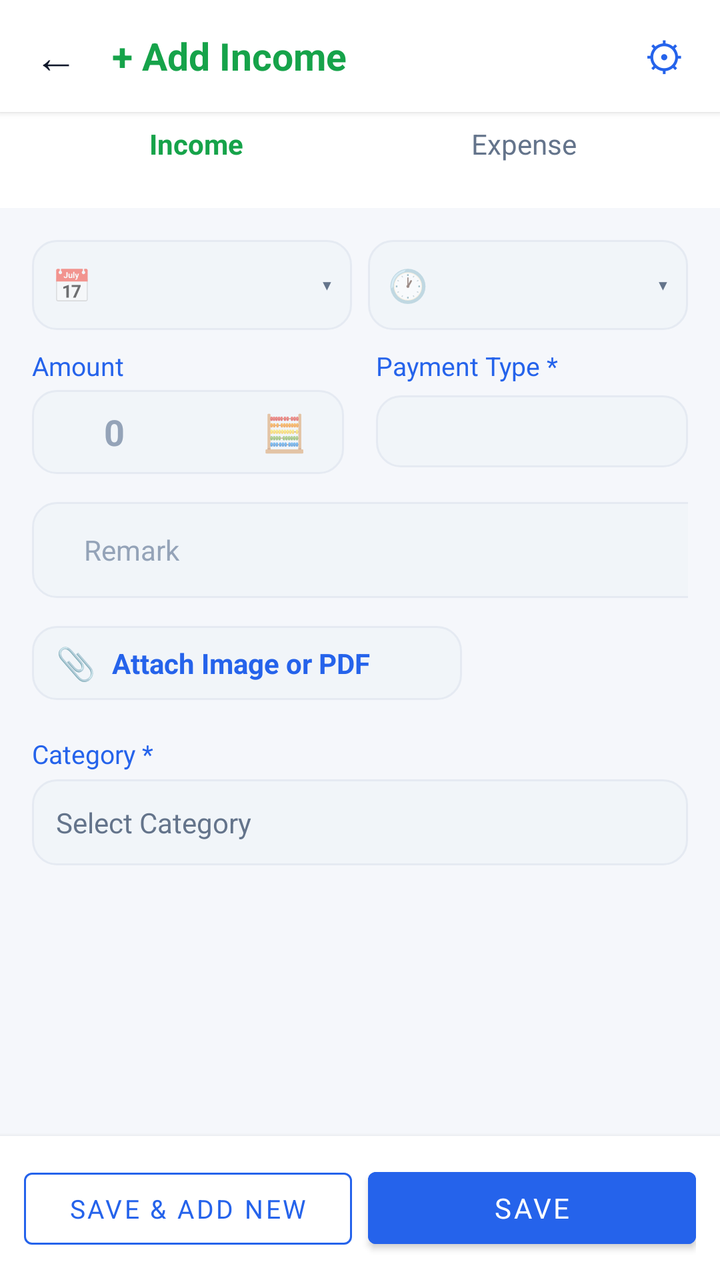
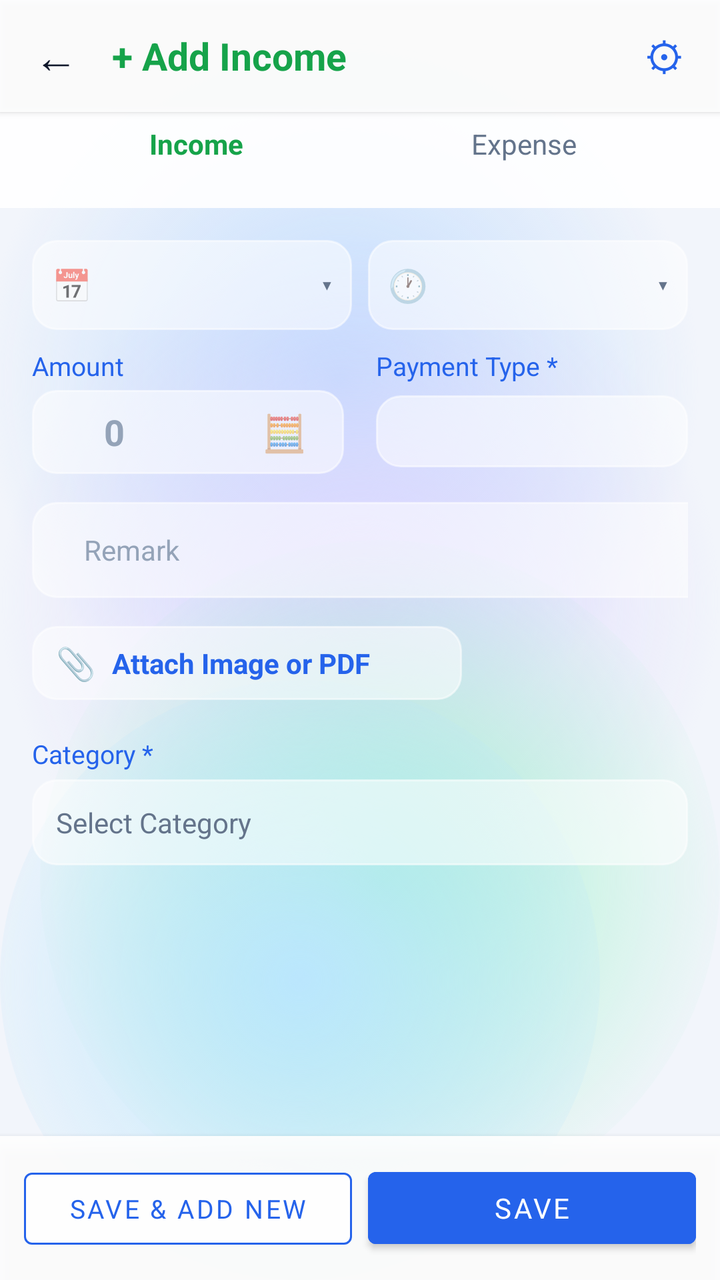

Before-and-after screenshots of an Android layout around one commit, followed by the original layout XML and the change that was made.
<!-- AndroidManifest.xml: application theme Theme.ExpenseOS -->
<!-- res/layout/activity_transaction_entry.xml -->
<?xml version="1.0" encoding="utf-8"?>
<LinearLayout xmlns:android="http://schemas.android.com/apk/res/android"
    xmlns:app="http://schemas.android.com/apk/res-auto"
    android:layout_width="match_parent"
    android:layout_height="match_parent"
    android:background="@color/background"
    android:orientation="vertical">

    
    <LinearLayout
        android:layout_width="match_parent"
        android:layout_height="56dp"
        android:background="@color/surface"
        android:elevation="2dp"
        android:gravity="center_vertical"
        android:orientation="horizontal"
        android:paddingHorizontal="4dp">

        <TextView
            android:id="@+id/btnBack"
            android:layout_width="48dp"
            android:layout_height="48dp"
            android:background="?attr/selectableItemBackgroundBorderless"
            android:gravity="center"
            android:text="←"
            android:textColor="@color/text_primary"
            android:textSize="22sp" />

        <TextView
            android:id="@+id/tvTitle"
            android:layout_width="0dp"
            android:layout_height="wrap_content"
            android:layout_weight="1"
            android:paddingStart="4dp"
            android:text="+ Add Income"
            android:textColor="@color/green"
            android:textSize="19sp"
            android:textStyle="bold" />

        <TextView
            android:id="@+id/btnFieldSettings"
            android:layout_width="48dp"
            android:layout_height="48dp"
            android:background="?attr/selectableItemBackgroundBorderless"
            android:gravity="center"
            android:text="⚙"
            android:textColor="@color/primary"
            android:textSize="20sp" />
    </LinearLayout>

    
    <LinearLayout
        android:layout_width="match_parent"
        android:layout_height="48dp"
        android:background="@color/surface"
        android:orientation="horizontal"
        android:paddingHorizontal="16dp"
        android:paddingBottom="8dp">

        <TextView
            android:id="@+id/tabIncome"
            android:layout_width="0dp"
            android:layout_height="32dp"
            android:layout_weight="1"
            android:background="?attr/selectableItemBackground"
            android:gravity="center"
            android:text="Income"
            android:textColor="@color/green"
            android:textStyle="bold" />

        <TextView
            android:id="@+id/tabExpense"
            android:layout_width="0dp"
            android:layout_height="30dp"
            android:layout_weight="1"
            android:background="?attr/selectableItemBackground"
            android:gravity="center"
            android:text="Expense"
            android:textColor="@color/text_secondary" />
    </LinearLayout>

    <ScrollView
        android:layout_width="match_parent"
        android:layout_height="0dp"
        android:layout_weight="1">

        <LinearLayout
            android:layout_width="match_parent"
            android:layout_height="wrap_content"
            android:orientation="vertical"
            android:padding="16dp">

            
            <LinearLayout
                android:layout_width="match_parent"
                android:layout_height="wrap_content"
                android:orientation="horizontal">

                <LinearLayout
                    android:id="@+id/boxDate"
                    android:layout_width="0dp"
                    android:layout_height="45dp"
                    android:layout_marginEnd="8dp"
                    android:layout_weight="1"
                    android:background="@drawable/bg_input_box"
                    android:clickable="true"
                    android:focusable="true"
                    android:gravity="center_vertical"
                    android:orientation="horizontal"
                    android:paddingHorizontal="10dp">

                    <TextView
                        android:layout_width="wrap_content"
                        android:layout_height="wrap_content"
                        android:layout_marginEnd="6dp"
                        android:text="📅"
                        android:textSize="16sp" />

                    <TextView
                        android:id="@+id/tvDate"
                        android:layout_width="0dp"
                        android:layout_height="wrap_content"
                        android:layout_weight="1"
                        android:textColor="@color/text_primary"
                        android:textSize="14sp" />

                    <TextView
                        android:layout_width="wrap_content"
                        android:layout_height="wrap_content"
                        android:text="▾"
                        android:textColor="@color/text_secondary" />
                </LinearLayout>

                <LinearLayout
                    android:id="@+id/boxTime"
                    android:layout_width="0dp"
                    android:layout_height="match_parent"
                    android:layout_weight="1"
                    android:background="@drawable/bg_input_box"
                    android:clickable="true"
                    android:focusable="true"
                    android:gravity="center_vertical"
                    android:orientation="horizontal"
                    android:paddingHorizontal="10dp">

                    <TextView
                        android:layout_width="wrap_content"
                        android:layout_height="wrap_content"
                        android:layout_marginEnd="6dp"
                        android:text="🕐"
                        android:textSize="16sp" />

                    <TextView
                        android:id="@+id/tvTime"
                        android:layout_width="0dp"
                        android:layout_height="wrap_content"
                        android:layout_weight="1"
                        android:textColor="@color/text_primary"
                        android:textSize="14sp" />

                    <TextView
                        android:layout_width="wrap_content"
                        android:layout_height="wrap_content"
                        android:text="▾"
                        android:textColor="@color/text_secondary" />
                </LinearLayout>
            </LinearLayout>

            

            <LinearLayout
                android:layout_width="match_parent"
                android:layout_height="wrap_content"
                android:layout_marginTop="9dp"
                android:orientation="horizontal">

                
                <LinearLayout
                    android:layout_width="0dp"
                    android:layout_height="wrap_content"
                    android:layout_weight="1"
                    android:layout_marginEnd="8dp"
                    android:orientation="vertical">

                    <TextView
                        android:layout_width="53dp"
                        android:layout_height="15dp"
                        android:text="Amount *"
                        android:textColor="@color/primary"
                        android:textSize="13sp" />

                    <LinearLayout
                        android:id="@+id/boxAmount"
                        android:layout_width="match_parent"
                        android:layout_height="42dp"
                        android:layout_marginTop="6dp"
                        android:background="@drawable/bg_input_box"
                        android:gravity="center_vertical"
                        android:orientation="horizontal"
                        android:paddingHorizontal="12dp">

                        <EditText
                            android:id="@+id/etAmount"
                            android:layout_width="0dp"
                            android:layout_height="wrap_content"
                            android:layout_marginStart="10dp"
                            android:layout_weight="1"
                            android:background="@null"
                            android:hint="0"
                            android:inputType="numberDecimal"
                            android:textColor="@color/green"
                            android:textSize="18sp"
                            android:textStyle="bold" />

                        <TextView
                            android:id="@+id/btnCalc"
                            android:layout_width="36dp"
                            android:layout_height="36dp"
                            android:background="?attr/selectableItemBackgroundBorderless"
                            android:gravity="center"
                            android:text="🧮"
                            android:textSize="18sp" />
                    </LinearLayout>
                </LinearLayout>

                
                <LinearLayout
                    android:layout_width="0dp"
                    android:layout_height="wrap_content"
                    android:layout_weight="1"
                    android:layout_marginStart="8dp"
                    android:orientation="vertical">

                    <TextView
                        android:layout_width="wrap_content"
                        android:layout_height="wrap_content"
                        android:text="Payment Type *"
                        android:textColor="@color/primary"
                        android:textSize="13sp" />

                    <Spinner
                        android:id="@+id/spPaymentType"
                        android:layout_width="match_parent"
                        android:layout_height="36dp"
                        android:layout_marginTop="6dp"
                        android:background="@drawable/bg_input_box"
                        android:paddingHorizontal="10dp" />
                </LinearLayout>

            </LinearLayout>

            <LinearLayout
                android:layout_width="380dp"
                android:layout_height="48dp"
                android:layout_marginTop="14dp"
                android:background="@drawable/bg_input_box"
                android:gravity="center_vertical"
                android:orientation="horizontal"
                android:paddingHorizontal="12dp">

                <EditText
                    android:id="@+id/etNote"
                    android:layout_width="0dp"
                    android:layout_height="24dp"
                    android:layout_weight="1"
                    android:background="@null"
                    android:hint="Remark"
                    android:minHeight="48dp"
                    android:textColor="@color/text_primary"
                    android:textSize="14sp" />

                <TextView
                    android:id="@+id/btnMic"
                    android:layout_width="40dp"
                    android:layout_height="40dp"
                    android:background="?attr/selectableItemBackgroundBorderless"
                    android:gravity="center"
                    android:text="🎤"
                    android:textSize="16sp" />
            </LinearLayout>

            
            <TextView
                android:id="@+id/tvKwSuggestion"
                android:layout_width="wrap_content"
                android:layout_height="wrap_content"
                android:layout_marginTop="8dp"
                android:background="@drawable/bg_chip_suggestion"
                android:clickable="true"
                android:focusable="true"
                android:paddingHorizontal="12dp"
                android:paddingVertical="6dp"
                android:textColor="@color/green"
                android:textSize="12sp"
                android:visibility="gone" />


            

            
            <LinearLayout
                android:id="@+id/btnAttach"
                android:layout_width="215dp"
                android:layout_height="37dp"
                android:layout_marginTop="14dp"
                android:background="@drawable/bg_input_box"
                android:clickable="true"
                android:focusable="true"
                android:gravity="center_vertical"
                android:orientation="horizontal"
                android:paddingHorizontal="12dp">

                <TextView
                    android:layout_width="wrap_content"
                    android:layout_height="wrap_content"
                    android:layout_marginEnd="8dp"
                    android:text="📎"
                    android:textSize="16sp" />

                <TextView
                    android:layout_width="wrap_content"
                    android:layout_height="wrap_content"
                    android:text="Attach Image or PDF"
                    android:textColor="@color/primary"
                    android:textStyle="bold" />
            </LinearLayout>

            <LinearLayout
                android:id="@+id/attachmentList"
                android:layout_width="match_parent"
                android:layout_height="wrap_content"
                android:orientation="vertical" />

            
            
            <TextView
                android:layout_width="wrap_content"
                android:layout_height="wrap_content"
                android:layout_marginTop="18dp"
                android:text="Category *"
                android:textColor="@color/primary"
                android:textSize="13sp" />

            <TextView
                android:id="@+id/tvCategoryField"
                android:layout_width="match_parent"
                android:layout_height="43dp"
                android:layout_marginTop="4dp"
                android:background="@drawable/bg_input_box"
                android:clickable="true"
                android:focusable="true"
                android:gravity="center_vertical"
                android:paddingHorizontal="12dp"
                android:text="Select Category"
                android:textColor="@color/text_muted"
                android:textSize="14sp" />
            
            <LinearLayout
                android:id="@+id/customFieldsContainer"
                android:layout_width="match_parent"
                android:layout_height="wrap_content"
                android:layout_marginBottom="14dp"
                android:orientation="vertical" />

        </LinearLayout>
    </ScrollView>

    
    <LinearLayout
        android:layout_width="match_parent"
        android:layout_height="wrap_content"
        android:background="@color/surface"
        android:elevation="4dp"
        android:orientation="horizontal"
        android:padding="12dp">

        
        <com.google.android.material.button.MaterialButton
            android:id="@+id/btnSaveAddNew"
            style="@style/Widget.MaterialComponents.Button.OutlinedButton"
            android:layout_width="0dp"
            android:layout_height="48dp"
            android:layout_marginEnd="8dp"
            android:layout_weight="1"
            android:text="SAVE &amp; ADD NEW"
            android:textColor="@color/primary"
            android:textSize="13sp"
            app:backgroundTint="@color/surface"
            app:strokeColor="@color/primary"
            app:strokeWidth="1dp" />

        <Button
            android:id="@+id/btnSave"
            android:layout_width="0dp"
            android:layout_height="48dp"
            android:layout_weight="1"
            android:backgroundTint="@color/primary"
            android:text="SAVE"
            android:textColor="@color/white" />
    </LinearLayout>

</LinearLayout>
<!-- resources referenced by this layout -->
<resources>
  <color name="background">#F5F7FB</color>
  <color name="surface">#FFFFFF</color>
  <style name="Theme.ExpenseOS" parent="Theme.MaterialComponents.DayNight.NoActionBar">
          <item name="colorPrimary">@color/primary</item>
          <item name="colorPrimaryVariant">@color/primary_dark</item>
          <item name="colorPrimaryDark">@color/primary_dark</item>
          <item name="colorOnPrimary">@color/on_primary</item>
          <item name="colorSecondary">@color/secondary</item>
          <item name="colorSecondaryVariant">@color/secondary_dark</item>
          <item name="colorOnSecondary">@color/on_primary</item>
          <item name="colorAccent">@color/primary</item>
          <item name="colorSurface">@color/surface</item>
          <item name="colorOnSurface">@color/text</item>
          <item name="colorOnBackground">@color/text</item>
          <item name="colorError">@color/danger</item>
          <item name="android:colorBackground">@color/bg</item>
          <item name="android:windowBackground">@color/bg</item>
  
          <item name="android:textColorPrimary">@color/text</item>
          <item name="android:textColorSecondary">@color/text_muted</item>
          <item name="android:textColorHint">@color/text_hint</item>
          <item name="android:fontFamily">sans-serif</item>
          <item name="fontFamily">sans-serif</item>
  
          
          <item name="android:statusBarColor">@color/bg</item>
          <item name="android:navigationBarColor">@color/nav_bg</item>
          <item name="android:windowLightStatusBar">true</item>
          <item name="android:windowLightNavigationBar" tools:targetApi="o_mr1">true</item>
          <item name="android:forceDarkAllowed" tools:targetApi="q">false</item>
  
          
          <item name="editTextStyle">@style/Widget.ExpenseOS.EditText</item>
          <item name="materialAlertDialogTheme">@style/ThemeOverlay.ExpenseOS.Dialog</item>
          <item name="bottomSheetDialogTheme">@style/ThemeOverlay.ExpenseOS.BottomSheet</item>
          <item name="materialTimePickerTheme">@style/ThemeOverlay.ExpenseOS.TimePicker</item>
          <item name="android:windowAnimationStyle">@style/Animation.ExpenseOS.Window</item>
          <item name="android:windowActivityTransitions">true</item>
          <item name="android:windowContentTransitions">true</item>
      </style>
  <color name="surface_2">#F1F5F9</color>
  <color name="border">#E5EAF2</color>
  <color name="bg">#F5F7FB</color>
  <color name="nav_bg">#FFFFFF</color>
  <!-- unchanged entries left out for length: 26 -->
</resources>

<!-- the commit's change to res/layout/activity_transaction_entry.xml (unified diff, before → after) -->
@@ -3,7 +3,7 @@
     xmlns:app="http://schemas.android.com/apk/res-auto"
     android:layout_width="match_parent"
     android:layout_height="match_parent"
-    android:background="@color/background"
+    android:background="@android:color/transparent"
     android:orientation="vertical">
 
     
<!-- resource entries referenced after the edit -->
@@ -1,7 +1,6 @@
 <!-- resources referenced by this layout -->
 <resources>
-  <color name="background">#F5F7FB</color>
-  <color name="surface">#FFFFFF</color>
+  <color name="surface">#E9FFFFFF</color>
   <style name="Theme.ExpenseOS" parent="Theme.MaterialComponents.DayNight.NoActionBar">
           <item name="colorPrimary">@color/primary</item>
           <item name="colorPrimaryVariant">@color/primary_dark</item>
@@ -16,7 +15,7 @@
           <item name="colorOnBackground">@color/text</item>
           <item name="colorError">@color/danger</item>
           <item name="android:colorBackground">@color/bg</item>
-          <item name="android:windowBackground">@color/bg</item>
+          <item name="android:windowBackground">@drawable/aurora_bg</item>
   
           <item name="android:textColorPrimary">@color/text</item>
           <item name="android:textColorSecondary">@color/text_muted</item>
@@ -25,8 +24,8 @@
           <item name="fontFamily">sans-serif</item>
   
           
-          <item name="android:statusBarColor">@color/bg</item>
-          <item name="android:navigationBarColor">@color/nav_bg</item>
+          <item name="android:statusBarColor">@android:color/transparent</item>
+          <item name="android:navigationBarColor">@android:color/transparent</item>
           <item name="android:windowLightStatusBar">true</item>
           <item name="android:windowLightNavigationBar" tools:targetApi="o_mr1">true</item>
           <item name="android:forceDarkAllowed" tools:targetApi="q">false</item>
@@ -40,10 +39,63 @@
           <item name="android:windowActivityTransitions">true</item>
           <item name="android:windowContentTransitions">true</item>
       </style>
-  <color name="surface_2">#F1F5F9</color>
-  <color name="border">#E5EAF2</color>
-  <color name="bg">#F5F7FB</color>
-  <color name="nav_bg">#FFFFFF</color>
+  <color name="surface_2">#8CFFFFFF</color>
+  <color name="border">#8CFFFFFF</color>
+  <color name="bg">#F2F5FB</color>
+  <!-- drawable aurora_bg (drawable) -->
+  <?xml version="1.0" encoding="utf-8"?>
+  <layer-list xmlns:android="http://schemas.android.com/apk/res/android">
+      <item android:drawable="@color/aurora_base" />
+      <item android:width="380dp" android:height="380dp"
+          android:gravity="top|end"
+          android:drawable="@drawable/aurora_blob_blue" />
+      <item android:width="360dp" android:height="360dp"
+          android:gravity="start" android:top="120dp"
+          android:drawable="@drawable/aurora_blob_violet" />
+      <item android:width="340dp" android:height="340dp"
+          android:gravity="bottom|end" android:bottom="30dp"
+          android:drawable="@drawable/aurora_blob_mint" />
+      <item android:width="300dp" android:height="300dp"
+          android:gravity="bottom|start"
+          android:drawable="@drawable/aurora_blob_sky" />
+  </layer-list>
+  <color name="aurora_base">#F2F5FB</color>
+  <!-- drawable aurora_blob_blue (drawable) -->
+  <?xml version="1.0" encoding="utf-8"?>
+  <shape xmlns:android="http://schemas.android.com/apk/res/android" android:shape="oval">
+      <gradient
+          android:type="radial"
+          android:gradientRadius="180dp"
+          android:startColor="#BFDBFE"
+          android:endColor="#00BFDBFE" />
+  </shape>
+  <!-- drawable aurora_blob_violet (drawable) -->
+  <?xml version="1.0" encoding="utf-8"?>
+  <shape xmlns:android="http://schemas.android.com/apk/res/android" android:shape="oval">
+      <gradient
+          android:type="radial"
+          android:gradientRadius="180dp"
+          android:startColor="#DDD6FE"
+          android:endColor="#00DDD6FE" />
+  </shape>
+  <!-- drawable aurora_blob_mint (drawable) -->
+  <?xml version="1.0" encoding="utf-8"?>
+  <shape xmlns:android="http://schemas.android.com/apk/res/android" android:shape="oval">
+      <gradient
+          android:type="radial"
+          android:gradientRadius="180dp"
+          android:startColor="#A7F3D0"
+          android:endColor="#00A7F3D0" />
+  </shape>
+  <!-- drawable aurora_blob_sky (drawable) -->
+  <?xml version="1.0" encoding="utf-8"?>
+  <shape xmlns:android="http://schemas.android.com/apk/res/android" android:shape="oval">
+      <gradient
+          android:type="radial"
+          android:gradientRadius="180dp"
+          android:startColor="#BAE6FD"
+          android:endColor="#00BAE6FD" />
+  </shape>
   <!-- unchanged entries left out for length: 26 -->
 </resources>
 
